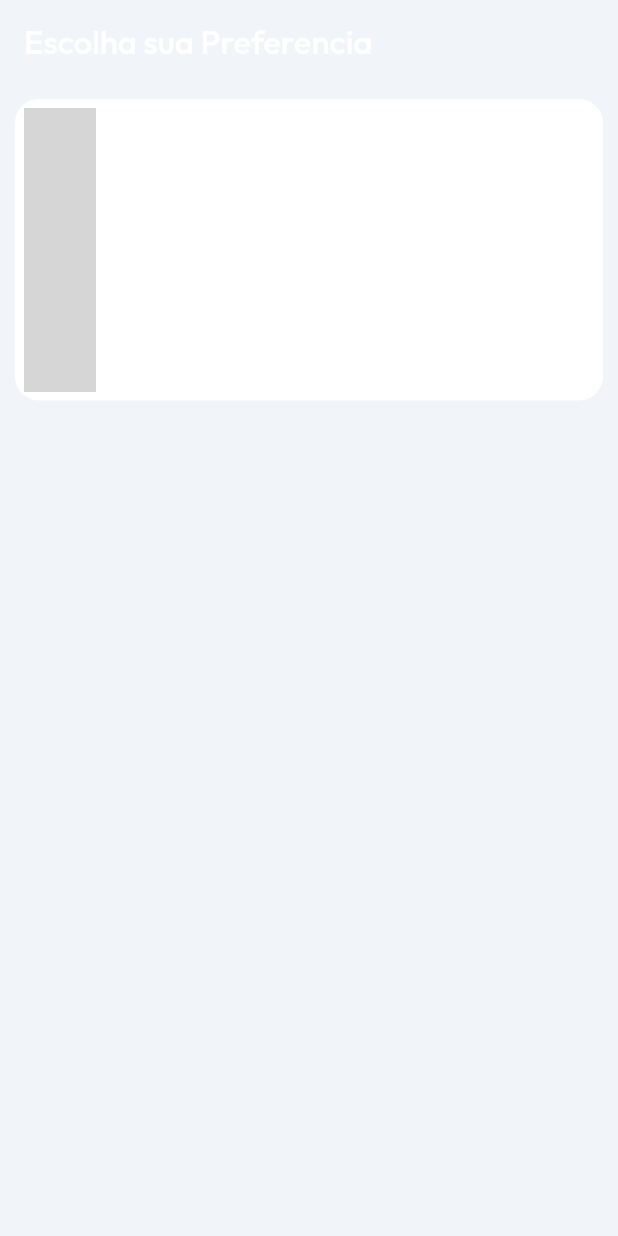
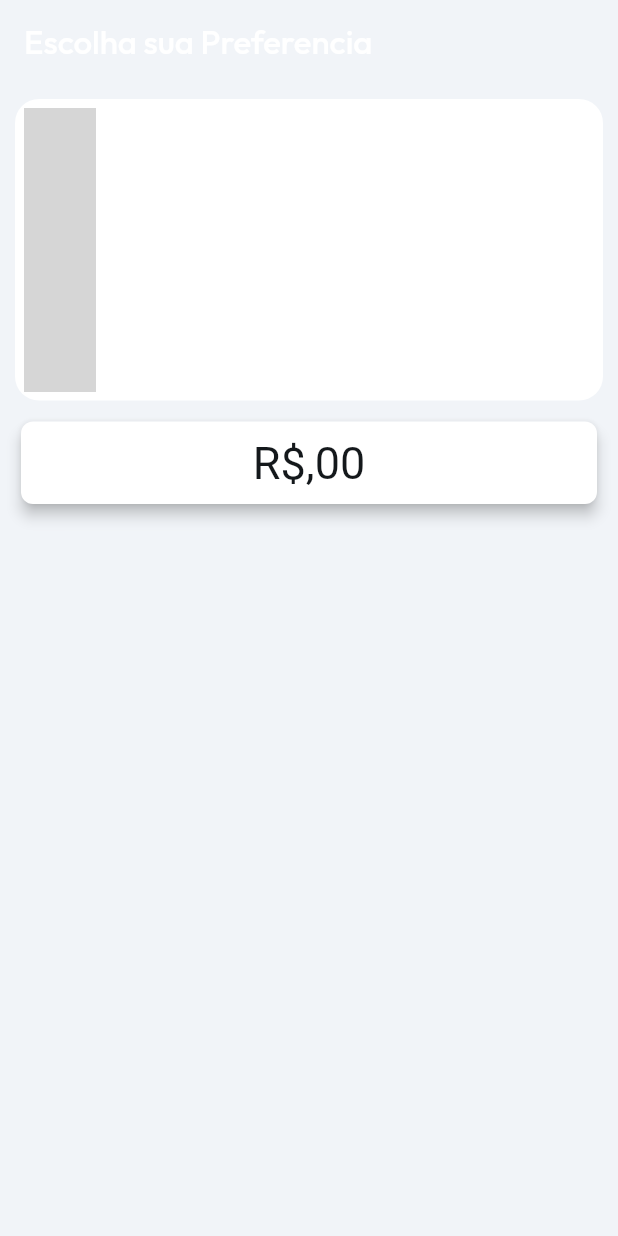
Before and after one commit to diegosilvaadv/pizzaria, a Flutter app: the PrefereciaWidget screen opened by its route, on a phone screen of 412 x 824 dp. Run offline on Flutter 3.47's test engine with Material 2 defaults, Android fonts, the phone set to English and light mode, and no system bars; our stand-ins replace auto_size_text, badges, cloud_firestore, easy_debounce, firebase_auth, firebase_core and 12 more; missing offline and left inert: json_path; accounts and stored records are empty; Roboto replaces fonts that are missing (Readex Pro); grey boxes are pictures that could not be loaded.

Commit message:
Updating to latest FlutterFlow output.

```diff
--- a/lib/preferecia/preferecia_widget.dart
+++ b/lib/preferecia/preferecia_widget.dart
@@ -141,6 +141,10 @@ class _PrefereciaWidgetState extends State<PrefereciaWidget> {
                                   setState(() {
                                     FFAppState().condicao =
                                         FFAppState().condicao + 1;
+                                    FFAppState().total = FFAppState().total +
+                                        prefereciaPreferenciasRecordList[
+                                                FFAppState().contador]
+                                            .valormassa;
                                   });
                                 },
                                 controller:
@@ -234,10 +238,47 @@ class _PrefereciaWidgetState extends State<PrefereciaWidget> {
                         ),
                       ),
                     ),
+                    Padding(
+                      padding:
+                          const EdgeInsetsDirectional.fromSTEB(10.0, 0.0, 10.0, 0.0),
+                      child: Card(
+                        clipBehavior: Clip.antiAliasWithSaveLayer,
+                        color: FlutterFlowTheme.of(context).secondaryBackground,
+                        elevation: 4.0,
+                        shape: RoundedRectangleBorder(
+                          borderRadius: BorderRadius.circular(8.0),
+                        ),
+                        child: Padding(
+                          padding: const EdgeInsetsDirectional.fromSTEB(
+                              10.0, 10.0, 10.0, 10.0),
+                          child: Row(
+                            mainAxisSize: MainAxisSize.max,
+                            mainAxisAlignment: MainAxisAlignment.center,
+                            children: [
+                              Text(
+                                formatNumber(
+                                  FFAppState().total,
+                                  formatType: FormatType.custom,
+                                  currency: 'R\$',
+                                  format: '.00',
+                                  locale: 'pt_BR',
+                                ),
+                                style: FlutterFlowTheme.of(context)
+                                    .bodyMedium
+                                    .override(
+                                      fontFamily: 'Readex Pro',
+                                      fontSize: 30.0,
+                                    ),
+                              ),
+                            ],
+                          ),
+                        ),
+                      ),
+                    ),
                     if (FFAppState().condicao != 0)
                       Padding(
-                        padding:
-                            const EdgeInsetsDirectional.fromSTEB(0.0, 10.0, 0.0, 0.0),
+                        padding: const EdgeInsetsDirectional.fromSTEB(
+                            0.0, 20.0, 0.0, 10.0),
                         child: Row(
                           mainAxisSize: MainAxisSize.max,
                           mainAxisAlignment: MainAxisAlignment.center,
@@ -248,7 +289,7 @@ class _PrefereciaWidgetState extends State<PrefereciaWidget> {
                                   FFAppState().condicao = 0;
                                 });
 
-                                context.pushNamed('homepage');
+                                context.goNamed('homepage');
                               },
                               text: 'Continar Comprando',
                               options: FFButtonOptions(
@@ -289,7 +330,7 @@ class _PrefereciaWidgetState extends State<PrefereciaWidget> {
                                   FFAppState().condicao = 0;
                                 });
 
-                                context.pushNamed('carrinho');
+                                context.goNamed('carrinho');
                               },
                               text: 'Ir Para o Carrinho',
                               options: FFButtonOptions(
```
